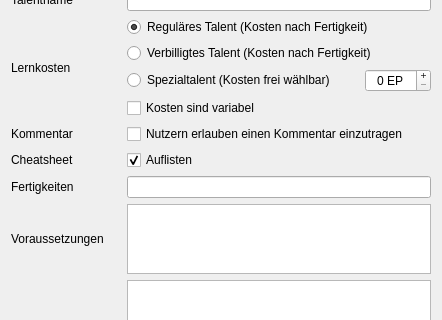
The window that UI/DatenbankEditTalent.ui (Aeolitus/Sephrasto) describes before a commit, drawn with Qt 5; both pictures show x 0 to 442 and y 84 to 404 of the 442 by 604 pixel window.
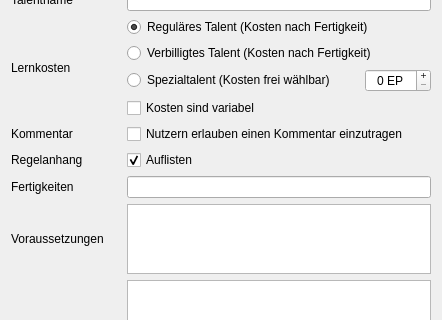
The same window after the commit.

Commit message: Updated taxonomy in some more spots (Cheatsheet -> Regelanhang; Manöver / Modifikation -> Manöver / Modifikation / Regel)

The edit to the form file:
```diff
--- a/UI/DatenbankEditTalent.ui
+++ b/UI/DatenbankEditTalent.ui
@@ -257,7 +257,7 @@
      <item row="5" column="0">
       <widget class="QLabel" name="label_7">
        <property name="text">
-        <string>Cheatsheet</string>
+        <string>Regelanhang</string>
        </property>
       </widget>
      </item>
```
The commit also changes 5 other files.
